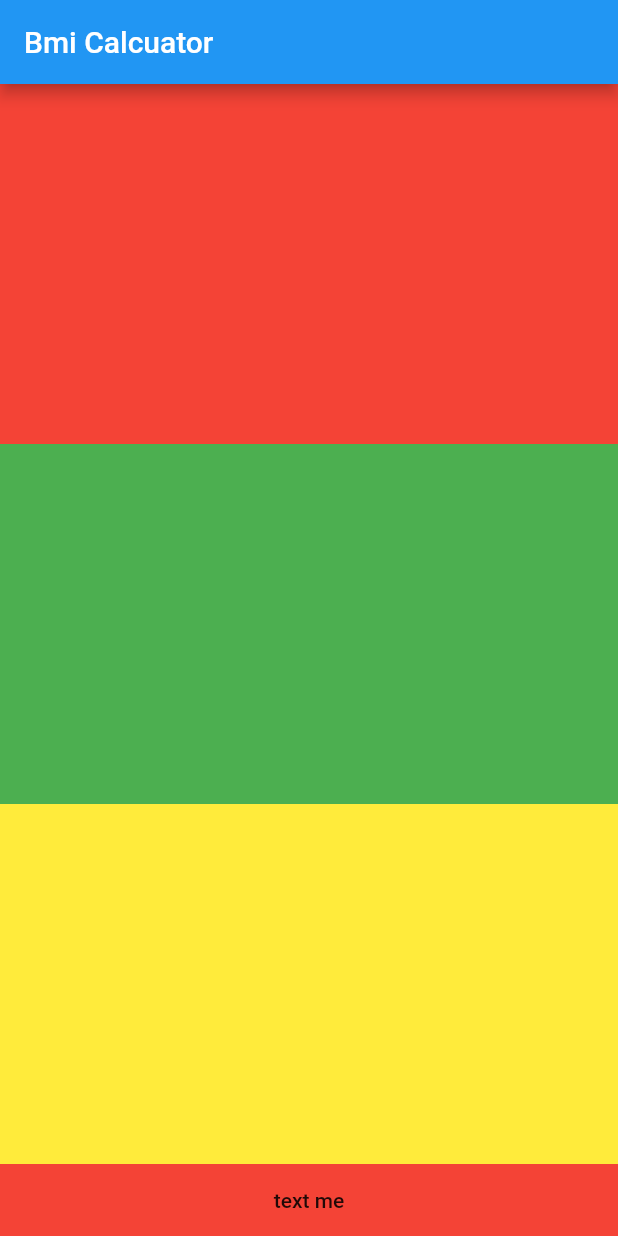
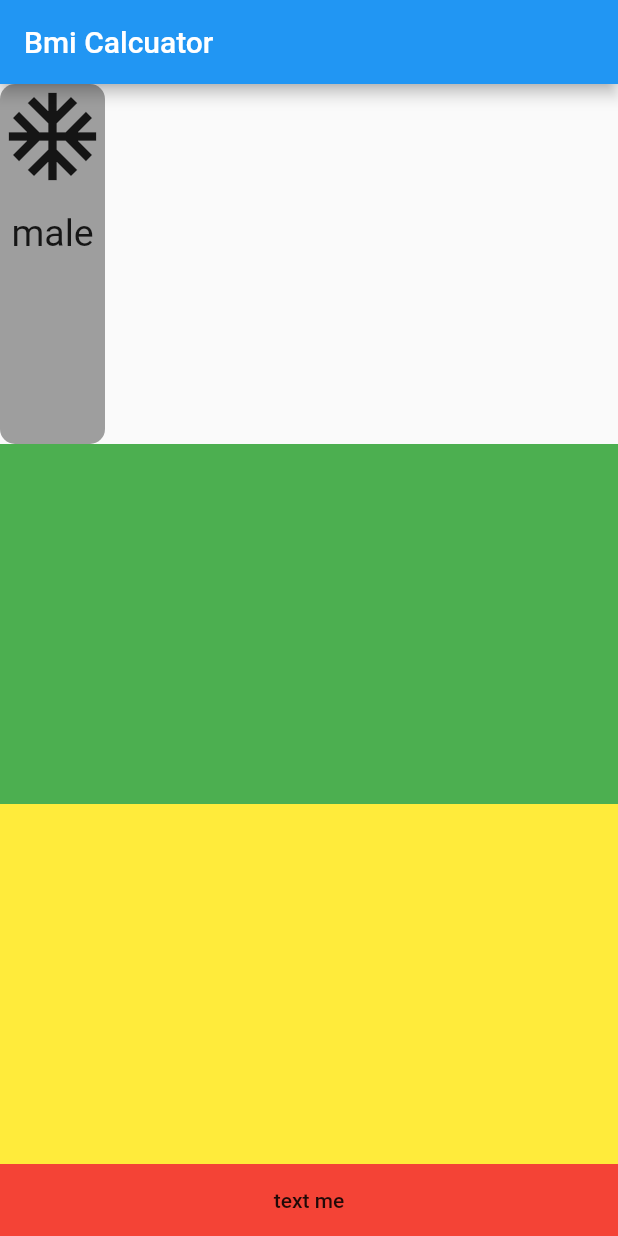
Before and after one commit to king1254/bmi, a Flutter app: the screen it shows after launch, on a phone screen of 412 x 824 dp. Run offline on Flutter 3.47's test engine with Material 2 defaults, Android fonts, the phone set to English and light mode, and no system bars.

Commit message:
first commit

```diff
--- a/lib/bmi_screen.dart
+++ b/lib/bmi_screen.dart
@@ -15,31 +15,52 @@ class _BmiScreenState extends State<BmiScreen> {
       body: Column(
         children: [
           Expanded(
-            child:Container(
+            child: Row(
+              children: [
+                Container(
+                  decoration: BoxDecoration(
+                    borderRadius: BorderRadius.circular(
+                      10.0,
+                    ),
+                    color: Colors.grey,
+                  ),
+                  child: Column(
+                    children: [
+                      Icon(
+                        Icons.ac_unit,
+                        size: 70.0,
+                      ),
+                      SizedBox(
+                        height: 15.0,
+                      ),
+                      Text(
+                        'male',
+                        style: TextStyle(fontSize: 25.0),
+                      )
+                    ],
+                  ),
+                ),
+              ],
+            ),
+          ),
+          Expanded(
+              child: Container(
+            width: double.infinity,
+            color: Colors.green,
+          )),
+          Expanded(
+              child: Container(
+            width: double.infinity,
+            color: Colors.yellow,
+          )),
+          Container(
             width: double.infinity,
             color: Colors.red,
-          )
+            child: MaterialButton(
+              onPressed: () {},
+              child: Text("text me"),
+            ),
           ),
-               Expanded(
-            child:Container(
-            width: double.infinity,
-            color: Colors.green,
-          )
-          ),
-               Expanded(
-            child:Container(
-            width: double.infinity,
-            color: Colors.yellow,
-          )
-               ),
-
-              Container(
-                width:double.infinity,
-                color: Colors.red,
-                child: MaterialButton(
-                 onPressed: (){},
-                 child: Text("text me"),
-                 ),),
         ],
       ),
     );
```
